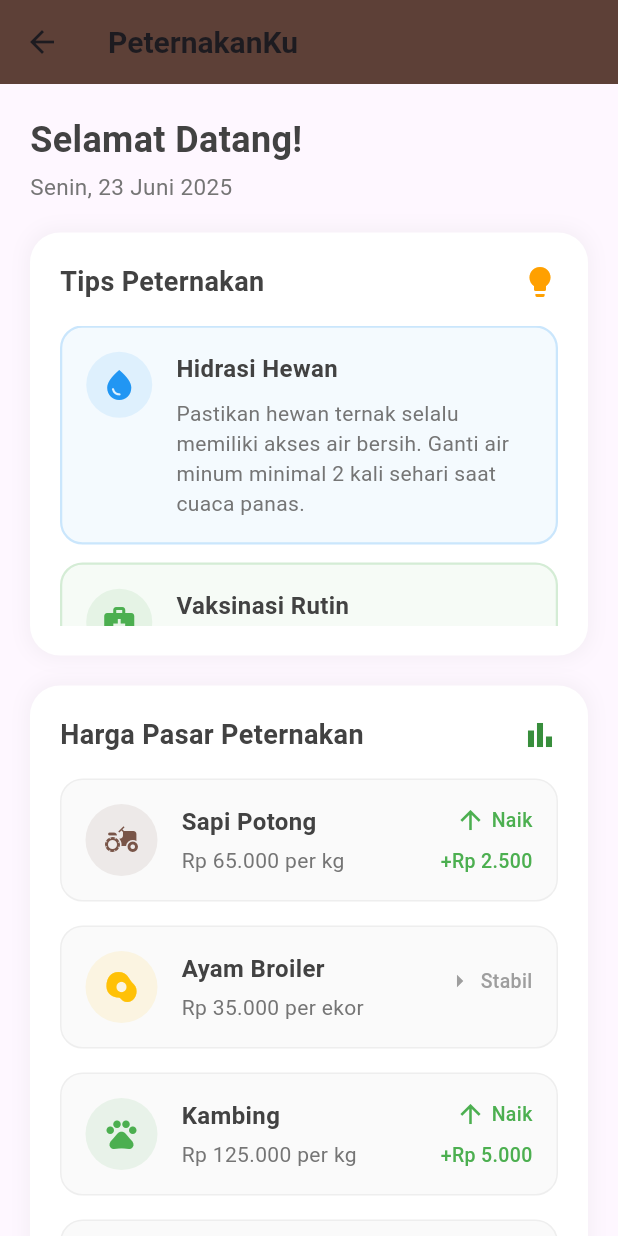
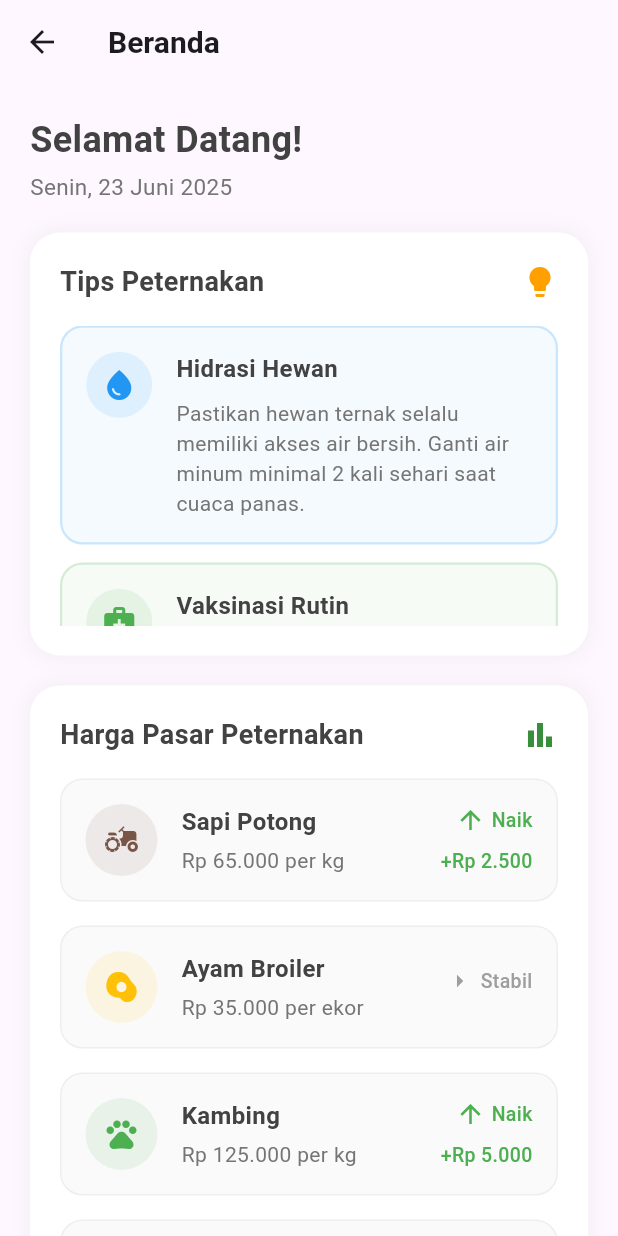
Before and after one commit to ericofebriyan/peternakan_app, a Flutter app: the HomeScreen screen opened directly, on a phone screen of 412 x 824 dp. Run offline on Flutter 3.47's test engine with Material 3 defaults, Android fonts, the light colour scheme and no system bars; network calls fail.

Commit message:
add apk file  dan sedikit mengubah tampilan beranda

```diff
--- a/lib/screens/home_screen.dart
+++ b/lib/screens/home_screen.dart
@@ -16,7 +16,6 @@ class _HomeScreenState extends State<HomeScreen> {
   List<Map<String, dynamic>> _news = [];
   bool _loadingWeather = true, _loadingNews = true;
 
-  // Dummy data for tips peternakan
   final List<Map<String, dynamic>> _livestockTips = [
     {
       'icon': Icons.water_drop,
@@ -573,10 +572,10 @@ class _HomeScreenState extends State<HomeScreen> {
     return Scaffold(
       appBar: AppBar(
         title: const Text(
-          'PeternakanKu',
+          'Beranda',
           style: TextStyle(fontWeight: FontWeight.bold, fontSize: 20),
         ),
-        backgroundColor: Colors.brown[700],
+        // backgroundColor: Colors.brown[700],
         elevation: 0,
         centerTitle: false,
         actions: [],
```
Also changed, not shown: 1 other file.
